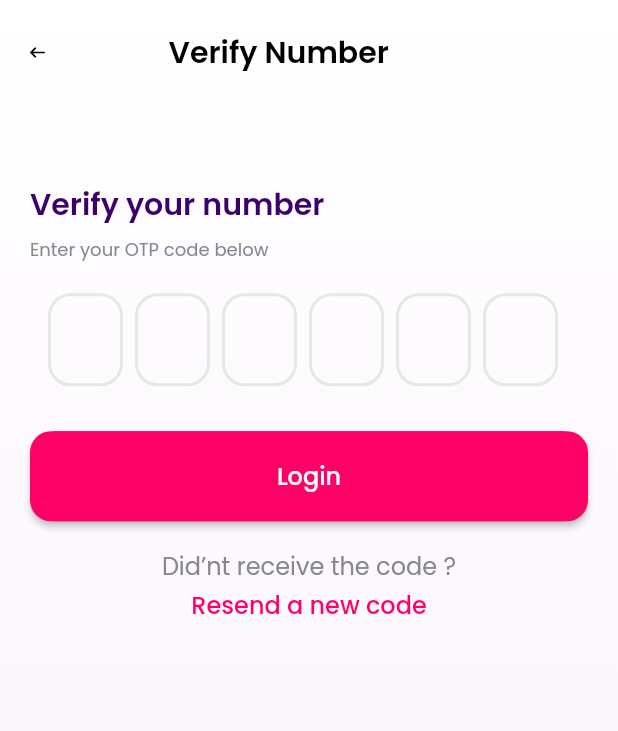
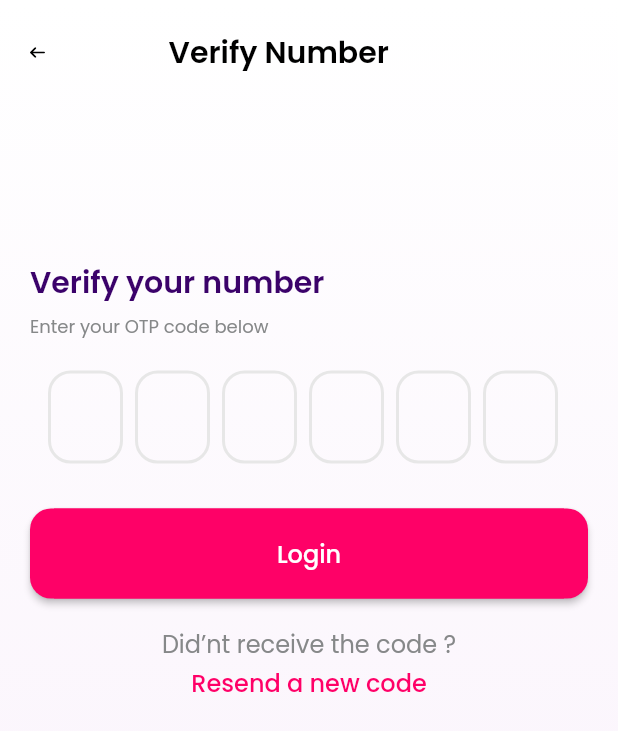
Before and after one commit to rajchristhu/arv, a Flutter app: the OTPNewPage screen opened directly with empty values, on a phone screen of 412 x 824 dp. Shown: the top 731 px of the screen. Run offline on Flutter 3.47's test engine with Material 2 defaults, Android fonts, the phone set to English and light mode, and no system bars; drawn by our look-alikes of flutter_otp_text_field; our stand-ins replace animate_do, animated_text_kit, carousel_slider, firebase_auth, firebase_core, flutter_secure_storage and 11 more; missing offline and left inert: flutter_statusbarcolor_ns, google_api_headers, google_maps_flutter_android, google_maps_flutter_platform_interface, google_maps_webservice, order_tracker_zen; accounts and stored records are empty; project files that could hold a hidden picture were left out.

Commit message:
my order

```diff
--- a/lib/views/authentication/otp_new.dart
+++ b/lib/views/authentication/otp_new.dart
@@ -70,12 +70,18 @@ class _OTPNewPageState extends State<OTPNewPage> {
                     SizedBox(
                       width: 20,
                     ),
-                    SvgPicture.asset(
+                    InkWell(
+                      onTap: (){
+                        Navigator.pop(context);
+                      },
+                      child: SvgPicture.asset(
                         "assets/images/back.svg",
                         semanticsLabel: 'Acme Logo',
                         width: 10,
                         height: 15,
                       ),
+                    )
+                    ,
                     SizedBox(
                       width: (MediaQuery.of(context).size.width) / 5,
                     ),
@@ -91,15 +97,14 @@ class _OTPNewPageState extends State<OTPNewPage> {
                     ),
                   ],
                 ),
-                SizedBox(
-                  height: (MediaQuery.of(context).size.width) / 8,
-                ),
+
 Padding(
+  padding: EdgeInsets.only(top: MediaQuery.of(context).size.width/4),
+  child:Padding(
     padding: const EdgeInsets.all(20),
-                  child: Expanded(
-                    flex: 1,
     child: Column(
       crossAxisAlignment: CrossAxisAlignment.start,
+      mainAxisAlignment: MainAxisAlignment.center,
       children: <Widget>[
         Text(
           'Verify your number',
@@ -237,8 +242,9 @@ class _OTPNewPageState extends State<OTPNewPage> {
         ),
       ],
     ),
-                  ),
+  ) ,
 )
+
               ],
             ),
           ),
--- a/lib/views/splash_screen/splash_screen.dart
+++ b/lib/views/splash_screen/splash_screen.dart
@@ -123,8 +123,8 @@ class _SplashPageState extends State<SplashPage> {
   Widget _buildLogo() {
     return FadeInDownBig(
       from: 1,
-      duration: const Duration(milliseconds: 1000),
-      delay: const Duration(milliseconds: 500),
+      duration: const Duration(milliseconds: 500),
+      delay: const Duration(milliseconds: 250),
       child: ArvLogo(),
     );
   }
--- a/pubspec.yaml
+++ b/pubspec.yaml
@@ -17,7 +17,7 @@ publish_to: 'none' # Remove this line if you wish to publish to pub.dev
 # https://developer.apple.com/library/archive/documentation/General/Reference/InfoPlistKeyReference/Articles/CoreFoundationKeys.html
 # In Windows, build-name is used as the major, minor, and patch parts
 # of the product and file versions while build-number is used as the build suffix.
-version: 1.0.1+202310071
+version: 1.0.3+202310073
 
 environment:
   sdk: '>=2.19.2 <3.0.0'
```
Also changed, not shown: lib/views/authentication/login_new.dart (+3 -8 lines). Lines whose indentation alone changed are shown as unchanged.
